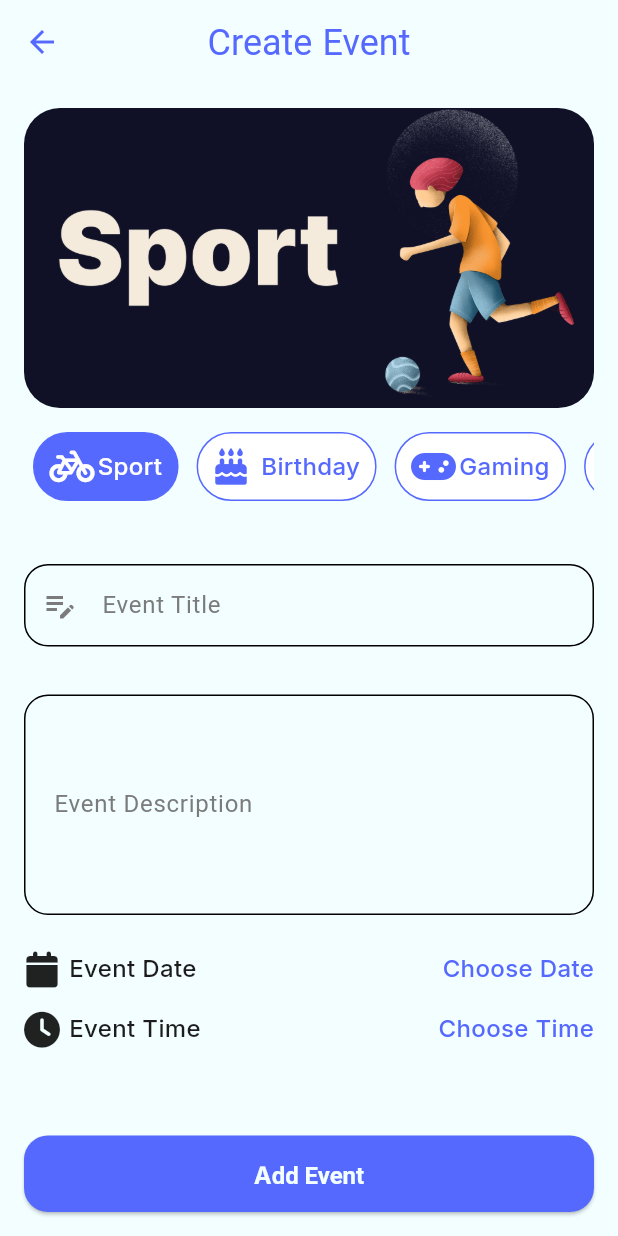
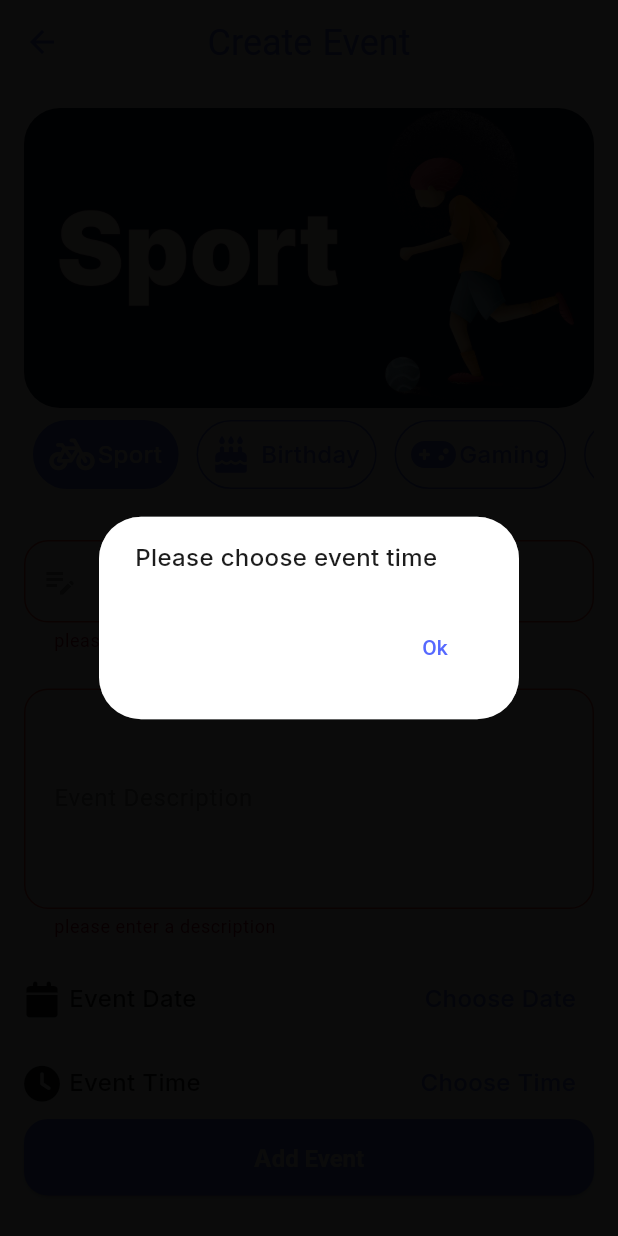
Before and after one commit to httpsnada/evently-event-planner-app, a Flutter app: the AddEventScreen screen opened by its route, after a tap on "Add Event", on a phone screen of 412 x 824 dp. Run offline on Flutter 3.47's test engine with Material 3 defaults, Android fonts, the phone set to English and light mode, and no system bars; our stand-ins replace animated_toggle_switch, cloud_firestore, firebase_auth, firebase_core, google_fonts, icons_plus and 1 more; accounts and stored records are empty.

Commit message:
feat: Implement event creation and display
- **Event Data Model and DAO:**
    - Created `Event` data model with properties like `id`, `title`, `description`, `date`, `time`, and `category`.
    - Added `toMap` and `fromMap` methods for Firestore data serialization.
    - Implemented `EventsDao` to handle Firestore operations, including `addEvent` and `getEvents`.
    - Renamed `lib/database/Event.dart` to `lib/database/model/Event.dart` for better project structure.

- **Add Event Screen:**
    - Developed the `AddEventScreen` UI with fields for title, description, category, date, and time.
    - Implemented form validation for event title and description.
    - Added date and time pickers to select the event's date and time.
    - Integrated `EventsDao` to save the new event to Firestore, showing loading and success dialogs.
    - Associated the created event with the current user's ID.

- **Home Screen Integration:**
    - Modified the `HomeTab` to use a `FutureBuilder` to fetch and display a list of events from Firestore using `EventsDao.getEvents()`.
    - Updated `EventCard` widget to dynamically display event data (date, month, description, category image) from the `Event` object.

- **UI and UX Enhancements:**
    - Created a `BuildContext` extension to provide reusable `showMessage` and `showLoadingDialog` helper methods.
    - Added `DateTime` and `TimeOfDay` extensions for consistent date/time formatting and conversion.
    - Adjusted the `AppTheme` to use the 'Inter' font for `bodyMedium` text style.

```diff
--- a/lib/UI/common/event_card.dart
+++ b/lib/UI/common/event_card.dart
@@ -1,9 +1,13 @@
+import 'package:evently/UI/extensions/date_time_extension.dart';
 import 'package:flutter/material.dart';
 
+import '../../database/model/Event.dart';
 import '../design/design.dart';
 
 class EventCard extends StatelessWidget {
-  const EventCard({super.key});
+  final Event event;
+
+  const EventCard(this.event, {super.key});
 
   @override
   Widget build(BuildContext context) {
@@ -16,7 +20,7 @@ class EventCard extends StatelessWidget {
         borderRadius: BorderRadius.circular(16),
         border: Border.all(color: AppColors.primary),
         image: DecorationImage(
-          image: AssetImage(AppImages.birthday),
+          image: AssetImage(event.getCategoryImage()),
           fit: BoxFit.cover,
         ),
       ),
@@ -31,9 +35,15 @@ class EventCard extends StatelessWidget {
             ),
             child: Column(
               children: [
-                Text("30", style: Theme.of(context).textTheme.titleLarge),
+                Text("${event.date?.day}", style: Theme
+                    .of(context)
+                    .textTheme
+                    .titleLarge),
                 SizedBox(height: 4),
-                Text("Jan", style: Theme.of(context).textTheme.titleLarge),
+                Text(event.date?.formatMonth() ?? " ", style: Theme
+                    .of(context)
+                    .textTheme
+                    .titleLarge),
               ],
             ),
           ),
@@ -50,7 +60,7 @@ class EventCard extends StatelessWidget {
               mainAxisAlignment: MainAxisAlignment.spaceBetween,
               children: [
                 Text(
-                  "This is a Birthday Party ",
+                  event.description ?? " ",
                   style: Theme.of(context).textTheme.bodyMedium?.copyWith(
                     fontSize: 14,
                     // fontFamily: GoogleFonts.inter().fontFamily
--- a/lib/UI/design/design.dart
+++ b/lib/UI/design/design.dart
@@ -38,7 +38,7 @@ class AppTheme {
         fontWeight: FontWeight.w500,
         color: AppColors.primary,
       ),
-      bodyMedium: GoogleFonts.jockeyOne(
+      bodyMedium: GoogleFonts.inter(
         fontSize: 16,
         fontWeight: FontWeight.w500,
         color: AppColors.txt_light,
--- /dev/null
+++ b/lib/UI/extensions/context_extention.dart
@@ -0,0 +1,75 @@
+import 'package:flutter/material.dart';
+import 'package:google_fonts/google_fonts.dart';
+
+extension BuildContextExtention on BuildContext {
+  void showMessage(
+    String message, {
+    String? posActionText,
+    VoidCallback? onPosActionClick,
+    String? negActionText,
+    VoidCallback? onNegActionClick,
+    bool isDismissable = true,
+  }) {
+    showDialog(
+      context: this,
+      barrierDismissible: isDismissable,
+      builder: (context) {
+        var actions = [
+          TextButton(
+            onPressed: () {
+              Navigator.pop(context);
+              onPosActionClick?.call();
+            },
+            child: Text(posActionText ?? "Ok"),
+          ),
+        ];
+
+        if (negActionText != null) {
+          actions.add(
+            TextButton(
+              onPressed: () {
+                Navigator.pop(context);
+                onNegActionClick?.call();
+              },
+              child: Text(negActionText),
+            ),
+          );
+        }
+        return AlertDialog(
+          content: Row(
+            children: [
+              Text(
+                message,
+                style: Theme.of(context).textTheme.bodyMedium?.copyWith(
+                  fontFamily: GoogleFonts.inter().fontFamily,
+                ),
+              ),
+            ],
+          ),
+          actions: actions,
+        );
+      },
+    );
+  }
+
+  void showLoadingDialog({String? message, bool isDismissable = true}) {
+    showDialog(
+      context: this,
+      barrierDismissible: isDismissable,
+      builder: (context) {
+        return AlertDialog(
+          content: Row(
+            children: [
+              CircularProgressIndicator(),
+              SizedBox(height: 4),
+              Text(
+                message ?? "Loading ...",
+                style: Theme.of(context).textTheme.bodyMedium,
+              ),
+            ],
+          ),
+        );
+      },
+    );
+  }
+}
--- a/lib/UI/screens/AddEvent/AddEventScreen.dart
+++ b/lib/UI/screens/AddEvent/AddEventScreen.dart
@@ -1,10 +1,16 @@
 import 'package:evently/UI/common/CustomFormField.dart';
 import 'package:evently/UI/common/events_tabs.dart';
 import 'package:evently/UI/design/design.dart';
+import 'package:evently/UI/extensions/context_extention.dart';
+import 'package:evently/UI/extensions/date_time_extension.dart';
+import 'package:evently/UI/provider/AuthenticationProvider.dart';
+import 'package:evently/database/EventsDao.dart';
 import 'package:evently/database/model/Category.dart';
+import 'package:evently/database/model/Event.dart';
 import 'package:flutter/material.dart';
 import 'package:google_fonts/google_fonts.dart';
 import 'package:icons_plus/icons_plus.dart';
+import 'package:provider/provider.dart';
 
 class AddEventScreen extends StatefulWidget {
   AddEventScreen({super.key});
@@ -16,47 +22,73 @@ class AddEventScreen extends StatefulWidget {
 class _AddEventScreenState extends State<AddEventScreen> {
   int selectedTabIndex = 0;
   List<Category> categories = Category.getAllCategories(includeAll: false);
+  TextEditingController titleController = TextEditingController();
+  TextEditingController descriptionController = TextEditingController();
+
+  var formKey = GlobalKey<FormState>();
 
   @override
   Widget build(BuildContext context) {
     return Scaffold(
+      //resizeToAvoidBottomInset: true,
       appBar: AppBar(title: Text("Create Event"), centerTitle: true),
       body: Padding(
         padding: const EdgeInsets.all(16.0),
         child: Form(
+          key: formKey,
+          child: SingleChildScrollView(
             child: Column(
               crossAxisAlignment: CrossAxisAlignment.stretch,
               children: [
                 SingleChildScrollView(
                   child: Column(
                     crossAxisAlignment: CrossAxisAlignment.stretch,
-                  spacing: 16,
+                    spacing: 8,
                     children: [
                       ClipRRect(
                         borderRadius: BorderRadius.circular(24),
                         child: Image(
                           image: AssetImage(
-                          'assets/images/${categories[selectedTabIndex].title}.jpg',
+                            'assets/images/${categories[selectedTabIndex]
+                                .title}.jpg',
                           ),
                           height: 200,
                           fit: BoxFit.cover,
                         ),
                       ),
 
-                    EventsTabs(categories, revered: true, selectedTabIndex, (
-                      index,
-                      category,
-                    ) {
+                      EventsTabs(
+                          categories, revered: true, selectedTabIndex, (index,
+                          category,) {
                         setState(() {
                           selectedTabIndex = index;
                         });
                       }),
 
                       CustomFormField(
+                        controller: titleController,
                         labelText: "Event Title",
                         prefixIcon: Icons.edit_note_outlined,
+                        validator: (text) {
+                          if (text == null || text
+                              .trim()
+                              .isEmpty) {
+                            return "please enter a title";
+                          }
+                        },
                       ),
-                    CustomFormField(labelText: "Event Description", lines: 5),
+                      CustomFormField(
+                        controller: descriptionController,
+                        labelText: "Event Description",
+                        lines: 5,
+                        validator: (text) {
+                          if (text == null || text
+                              .trim()
+                              .isEmpty) {
+                            return "please enter a description";
+                          }
+                        },
+                      ),
 
                       Row(
                         mainAxisAlignment: MainAxisAlignment.spaceBetween,
@@ -67,20 +99,39 @@ class _AddEventScreenState extends State<AddEventScreen> {
                               SizedBox(width: 6),
                               Text(
                                 "Event Date",
-                              style: Theme.of(context).textTheme.bodyMedium
+                                style: Theme
+                                    .of(context)
+                                    .textTheme
+                                    .bodyMedium
                                     ?.copyWith(
-                                    fontFamily: GoogleFonts.inter().fontFamily,
+                                  fontFamily:
+                                  GoogleFonts
+                                      .inter()
+                                      .fontFamily,
                                 ),
                               ),
                             ],
                           ),
 
-                        Text(
-                          "Choose Date",
-                          style: Theme.of(context).textTheme.bodyMedium
+                          TextButton(
+                            onPressed: () {
+                              chooseDate(context);
+                            },
+                            child: Text(
+                              selectedDate == null
+                                  ? "Choose Date"
+                                  : selectedDate?.format() ?? "",
+
+                              style: Theme
+                                  .of(context)
+                                  .textTheme
+                                  .bodyMedium
                                   ?.copyWith(
-                                fontFamily: GoogleFonts.inter().fontFamily,
+                                fontFamily: GoogleFonts
+                                    .inter()
+                                    .fontFamily,
                                 color: AppColors.primary,
+                              ),
                             ),
                           ),
                         ],
@@ -95,20 +146,38 @@ class _AddEventScreenState extends State<AddEventScreen> {
                               SizedBox(width: 6),
                               Text(
                                 "Event Time",
-                              style: Theme.of(context).textTheme.bodyMedium
+                                style: Theme
+                                    .of(context)
+                                    .textTheme
+                                    .bodyMedium
                                     ?.copyWith(
-                                    fontFamily: GoogleFonts.inter().fontFamily,
+                                  fontFamily:
+                                  GoogleFonts
+                                      .inter()
+                                      .fontFamily,
                                 ),
                               ),
                             ],
                           ),
 
-                        Text(
-                          "Choose Time",
-                          style: Theme.of(context).textTheme.bodyMedium
+                          TextButton(
+                            onPressed: () {
+                              chooseTime(context);
+                            },
+                            child: Text(
+                              selectedTime == null
+                                  ? "Choose Time"
+                                  : selectedTime?.format(context) ?? "",
+                              style: Theme
+                                  .of(context)
+                                  .textTheme
+                                  .bodyMedium
                                   ?.copyWith(
-                                fontFamily: GoogleFonts.inter().fontFamily,
+                                fontFamily: GoogleFonts
+                                    .inter()
+                                    .fontFamily,
                                 color: AppColors.primary,
+                              ),
                             ),
                           ),
                         ],
@@ -116,12 +185,89 @@ class _AddEventScreenState extends State<AddEventScreen> {
                     ],
                   ),
                 ),
-              Spacer(),
-              ElevatedButton(onPressed: () {}, child: Text("Add Event")),
+                ElevatedButton(
+                  onPressed: () {
+                    createEvent();
+                  },
+                  child: Text("Add Event"),
+                ),
               ],
+            ),
           ),
         ),
       ),
     );
   }
+
+  DateTime? selectedDate;
+  TimeOfDay? selectedTime;
+
+  void chooseDate(BuildContext context) async {
+    var date = await showDatePicker(
+      context: context,
+      firstDate: DateTime.now(),
+      lastDate: DateTime.now().add(Duration(days: 60)),
+    );
+    setState(() {
+      selectedDate = date;
+    });
   }
+
+  void chooseTime(BuildContext context) async {
+    var time = await showTimePicker(
+      context: context,
+      initialTime: TimeOfDay.now(),
+    );
+    setState(() {
+      selectedTime = time;
+    });
+  }
+
+  bool validate() {
+    var isValid = formKey.currentState?.validate() ?? false;
+    if (selectedDate == null) {
+      //show error
+      context.showMessage("Please choose event date");
+      isValid = false;
+    }
+    if (selectedTime == null) {
+      //show error
+      context.showMessage("Please choose event time");
+      isValid = false;
+    }
+
+    return isValid;
+  }
+
+  void createEvent() async {
+    validate();
+    if (!validate()) {
+      return;
+    }
+    //show loading dialog
+    var authProvider = Provider.of<AuthenticationProvider>(
+        context, listen: false);
+    var event = Event(
+        title: titleController.text,
+        description: descriptionController.text,
+        date: selectedDate,
+        time: selectedTime?.toDateTime(),
+        category: categories[selectedTabIndex].toString(),
+        creatorUserId: authProvider
+            .getUser()
+            ?.id
+    );
+    context.showLoadingDialog(
+        message: "Creating Event ...", isDismissable: false);
+    await EventsDao.addEvent(event);
+    //hide loading dialog
+    Navigator.pop(context);
+    context.showMessage("Event created successfully ...",
+        posActionText: "Ok",
+        onPosActionClick: () {
+          Navigator.pop(context);
+        });
+  }
+
+
+}
--- a/lib/database/Event.dart
+++ /dev/null
@@ -1,52 +0,0 @@
-import 'package:evently/UI/design/design.dart';
-
-class Event {
-  String? description;
-  DateTime? date;
-  String? category;
-  bool? isFav;
-
-  Event({
-    required this.description,
-    required this.date,
-    required this.category,
-    required this.isFav,
-  });
-
-  String getMonthName(DateTime? date) {
-    if (date == null) return "unknown";
-
-    const List<String> months = [
-      "Jan",
-      "Feb",
-      "Mar",
-      "Apr",
-      "May",
-      "Jun",
-      "Jul",
-      "Aug",
-      "Sep",
-      "Oct",
-      "Nov",
-      "Dec",
-    ];
-    return months[date.month - 1];
-  }
-
-  static String getCategoryImage(String cat) {
-    switch (cat.toLowerCase()) {
-      case "Sports":
-        return AppImages.sports;
-
-      case "Birthday":
-        return AppImages.birthday;
-
-      case "Gaming":
-        return AppImages.gaming;
-
-      case "Workshop":
-        return AppImages.workshop;
-    }
-    return "";
-  }
-}
--- /dev/null
+++ b/lib/database/EventsDao.dart
@@ -0,0 +1,30 @@
+import 'package:cloud_firestore/cloud_firestore.dart';
+import 'package:evently/database/model/Event.dart';
+
+class EventsDao {
+  static var _db = FirebaseFirestore.instance;
+
+  static CollectionReference<Event> _getEventsCollection() {
+    return _db
+        .collection('events')
+        .withConverter<Event>(
+          fromFirestore: (snapshot, options) => Event.fromMap(snapshot.data()),
+          // convert from firestore map to my object
+          toFirestore: (event, options) => event.toMap(),
+        ); //convert from my obj to the firestore map
+  }
+
+  static Future<void> addEvent(Event event) async {
+    //insert into db
+    var doc = _getEventsCollection().doc();
+    event.id = doc.id;
+
+    await doc.set(event);
+  }
+
+  static Future<List<Event>> getEvents() async {
+    var collectionRef = await _getEventsCollection().get();
+
+    return collectionRef.docs.map((snapshot) => snapshot.data()).toList();
+  }
+}
--- /dev/null
+++ b/lib/database/model/Event.dart
@@ -0,0 +1,84 @@
+import 'package:evently/UI/design/design.dart';
+
+class Event {
+  String? id;
+
+  String? creatorUserId;
+
+  String? title;
+  String? description;
+  DateTime? date;
+  DateTime? time;
+  String? category;
+
+  Event({
+    this.id,
+    this.creatorUserId,
+    this.title,
+    this.description,
+    this.date,
+    this.time,
+    this.category,
+  });
+
+  String getMonthName(DateTime? date) {
+    if (date == null) return "unknown";
+
+    const List<String> months = [
+      "Jan",
+      "Feb",
+      "Mar",
+      "Apr",
+      "May",
+      "Jun",
+      "Jul",
+      "Aug",
+      "Sep",
+      "Oct",
+      "Nov",
+      "Dec",
+    ];
+    return months[date.month - 1];
+  }
+
+  String getCategoryImage() {
+    switch (category?.toLowerCase()) {
+      case "Sports":
+        return AppImages.sports;
+
+      case "Birthday":
+        return AppImages.birthday;
+
+      case "Gaming":
+        return AppImages.gaming;
+
+      case "Workshop":
+        return AppImages.workshop;
+    }
+    return "";
+  }
+
+  Map<String, dynamic> toMap() {
+    return {
+      'id': id,
+      'creatorUserId': creatorUserId,
+      'title': title,
+      'description': description,
+      'date': date?.millisecondsSinceEpoch,
+      'time': time?.millisecondsSinceEpoch,
+      'category': category,
+    };
+  }
+
+  factory Event.fromMap(Map<String, dynamic>? map) {
+    return Event(
+      id: map?['id'],
+      creatorUserId: map?['creatorUserId'],
+      title: map?['title'],
+      description: map?['description'],
+      date: DateTime.fromMillisecondsSinceEpoch(map?['date']),
+      time: DateTime.fromMillisecondsSinceEpoch(map?['time']),
+      category: map?['category'],
+    );
+  }
+}
```
Also changed, not shown: lib/UI/extensions/date_time_extension.dart (added, +21 -0 lines), lib/UI/screens/tabs/home_tab.dart (+19 -5 lines). Lines whose indentation alone changed are shown as unchanged.
